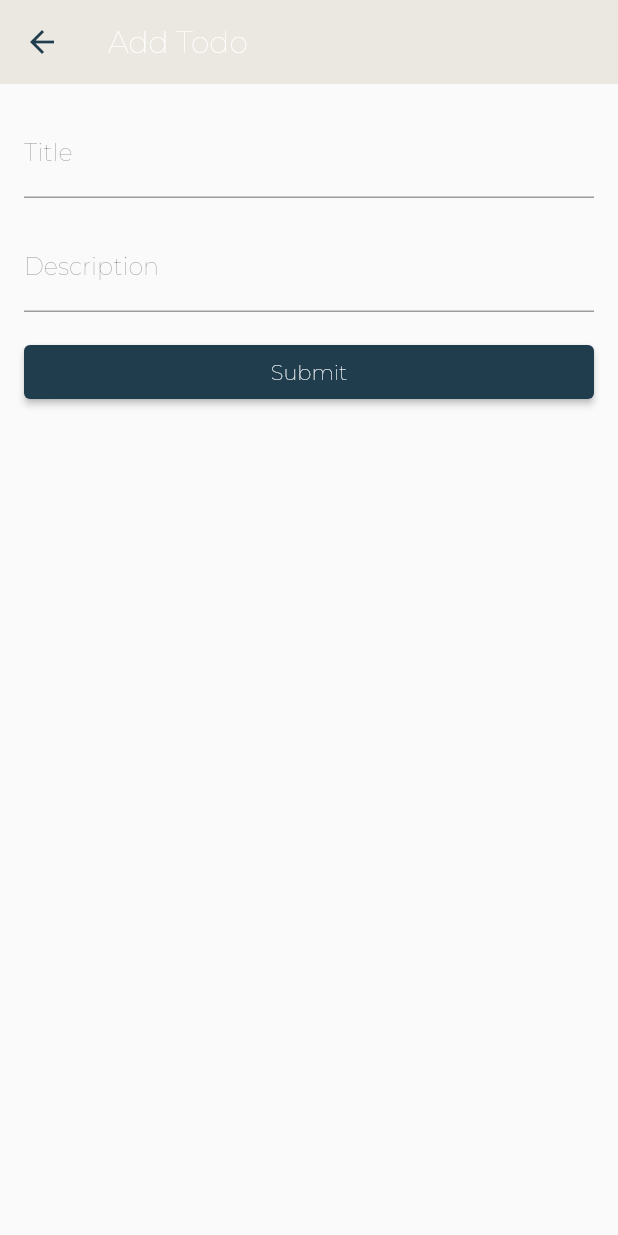
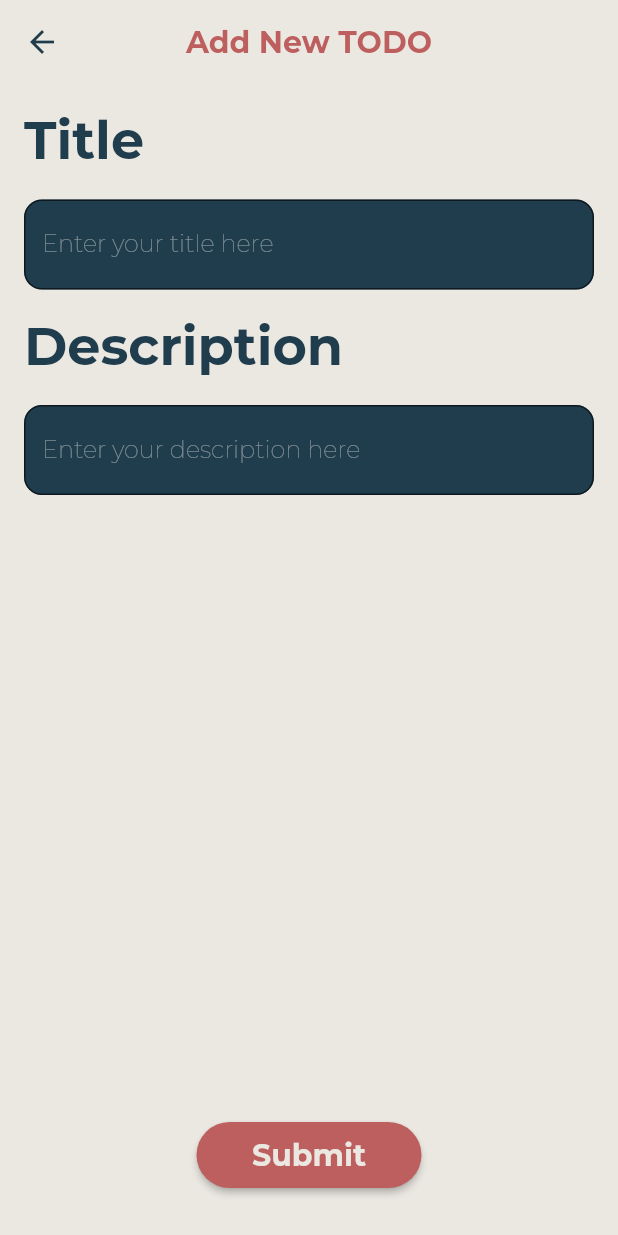
Before and after one commit to MalekGhazal/flutter_project, a Flutter app: the AddTodoScreen screen opened directly, on a phone screen of 412 x 824 dp. Run offline on Flutter 3.47's test engine with Material 2 defaults, Android fonts, the phone set to English and light mode, and no system bars; our stand-ins replace firebase_auth, firebase_core, font_awesome_flutter, google_sign_in; accounts and stored records are empty; generated files the repository leaves out were written again; project files that could hold a hidden picture were left out.

Commit message:
Add_TODO_Screen

```diff
--- a/lib/screens/add_todo_screen.dart
+++ b/lib/screens/add_todo_screen.dart
@@ -1,4 +1,5 @@
 import 'package:flutter/material.dart';
+import 'package:flutter_project/theme/light_theme.dart';
 import 'package:provider/provider.dart';
 import 'package:flutter_project/providers/todo_provider.dart';
 import 'package:flutter_project/widgets/drawer.dart';
@@ -34,41 +35,129 @@ class _AddTodoScreenState extends State<AddTodoScreen> {
   @override
   Widget build(BuildContext context) {
     return Scaffold(
+      backgroundColor: Theme.of(context).colorScheme.background,
       appBar: AppBar(
-        title: const Text('Add Todo'),
+        title: const RedText('Add New TODO'),
+        centerTitle: true,
         leading: IconButton(
-          icon: const Icon(Icons.arrow_back), // Add back arrow icon
+          icon: const Icon(Icons.arrow_back),
           onPressed: () {
-            Navigator.pop(context); // Navigate back to the previous screen
+            Navigator.pop(context);
           },
         ),
       ),
       drawer: const TodoDrawer(),
-      body: Padding(
+      body: Stack(
+        children: [
+          Padding(
             padding: const EdgeInsets.all(16.0),
             child: Column(
-          crossAxisAlignment: CrossAxisAlignment.stretch,
+              crossAxisAlignment: CrossAxisAlignment.start,
               children: [
+                Text(
+                  "Title",
+                  style: TextStyle(
+                    color: Theme.of(context).colorScheme.primary,
+                    fontSize: 35.0,
+                    fontWeight: FontWeight.bold,
+                  ),
+                ),
+                const SizedBox(height: 18.0),
                 TextField(
                   controller: titleController,
-              decoration: const InputDecoration(
-                labelText: 'Title',
+                  style: TextStyle(
+                    color: Theme.of(context).colorScheme.background,
+                    fontSize: 16.0,
+                  ),
+                  keyboardType: TextInputType.text,
+                  textInputAction: TextInputAction.next,
+                  decoration: InputDecoration(
+                    hintText: 'Enter your title here',
+                    hintStyle: TextStyle(
+                      color: Theme.of(context)
+                          .colorScheme
+                          .background
+                          .withOpacity(0.5),
+                    ),
+                    filled: true,
+                    fillColor: Theme.of(context).colorScheme.primary,
+                    border: OutlineInputBorder(
+                      borderRadius: BorderRadius.circular(12.0),
+                    ),
                   ),
                 ),
                 const SizedBox(height: 16.0),
-            TextField(
-              controller: descriptionController,
-              decoration: const InputDecoration(
-                labelText: 'Description',
+                Text(
+                  "Description",
+                  style: TextStyle(
+                    color: Theme.of(context).colorScheme.primary,
+                    fontSize: 35.0,
+                    fontWeight: FontWeight.bold,
                   ),
                 ),
-            const SizedBox(height: 16.0),
-            ElevatedButton(
-              onPressed: submitTodo,
-              child: const Text('Submit'),
+                const SizedBox(height: 18.0),
+                Container(
+                  constraints: const BoxConstraints(minHeight: 100),
+                  child: TextField(
+                    controller: descriptionController,
+                    maxLines: null,
+                    style: TextStyle(
+                      color: Theme.of(context).colorScheme.background,
+                      fontSize: 16.0,
+                    ),
+                    keyboardType: TextInputType.multiline,
+                    textInputAction: TextInputAction.newline,
+                    decoration: InputDecoration(
+                      hintText: 'Enter your description here',
+                      hintStyle: TextStyle(
+                        color: Theme.of(context)
+                            .colorScheme
+                            .background
+                            .withOpacity(0.5),
+                      ),
+                      filled: true,
+                      fillColor: Theme.of(context).colorScheme.primary,
+                      border: OutlineInputBorder(
+                        borderRadius: BorderRadius.circular(12.0),
+                      ),
+                    ),
+                  ),
                 ),
               ],
             ),
+          ),
+          Positioned(
+            left: 0,
+            right: 0,
+            bottom: 30.0,
+            child: Center(
+              child: SizedBox(
+                width: 150.0,
+                child: ElevatedButton(
+                  onPressed: submitTodo,
+                  style: ButtonStyle(
+                    backgroundColor: MaterialStateProperty.all<Color>(
+                      Theme.of(context).colorScheme.secondary,
+                    ),
+                    shape: MaterialStateProperty.all<RoundedRectangleBorder>(
+                      RoundedRectangleBorder(
+                        borderRadius: BorderRadius.circular(30.0),
+                      ),
+                    ),
+                    padding: MaterialStateProperty.all<EdgeInsetsGeometry>(
+                      const EdgeInsets.symmetric(vertical: 10),
+                    ),
+                  ),
+                  child: Text('Submit',
+                      style: TextStyle(
+                          color: Theme.of(context).colorScheme.background,
+                          fontSize: 20.0,
+                          fontWeight: FontWeight.w600)),
+                ),
+              ),
+            ),
+          ),
+        ],
       ),
     );
   }
```
Lines whose indentation alone changed are shown as unchanged.
